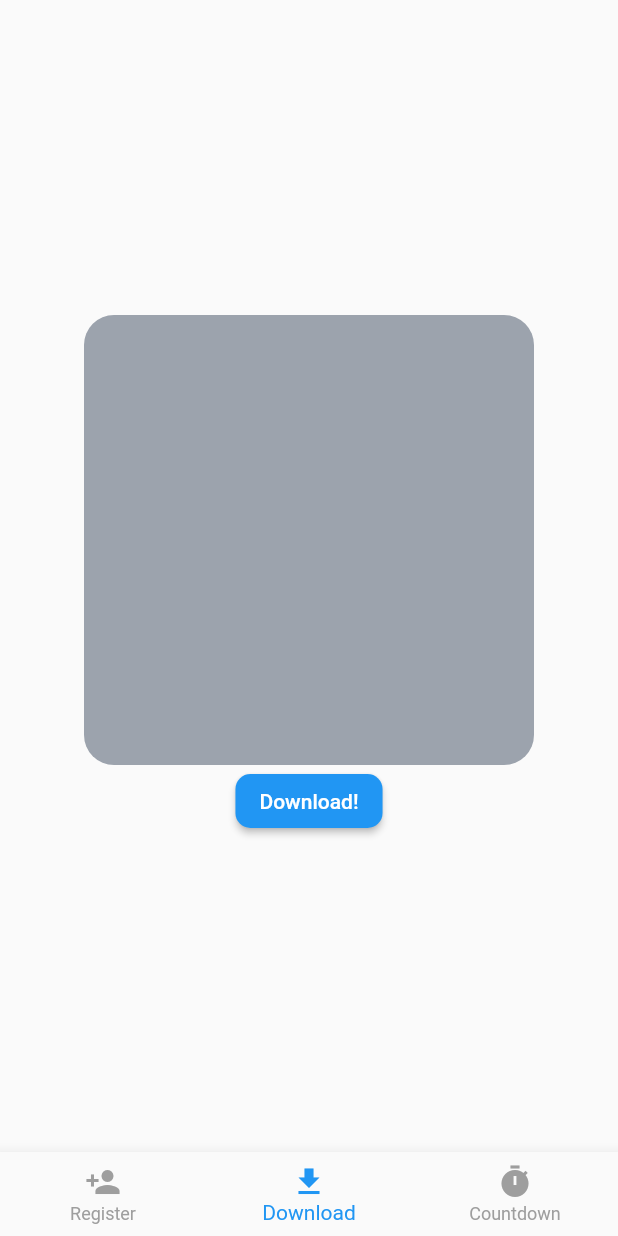
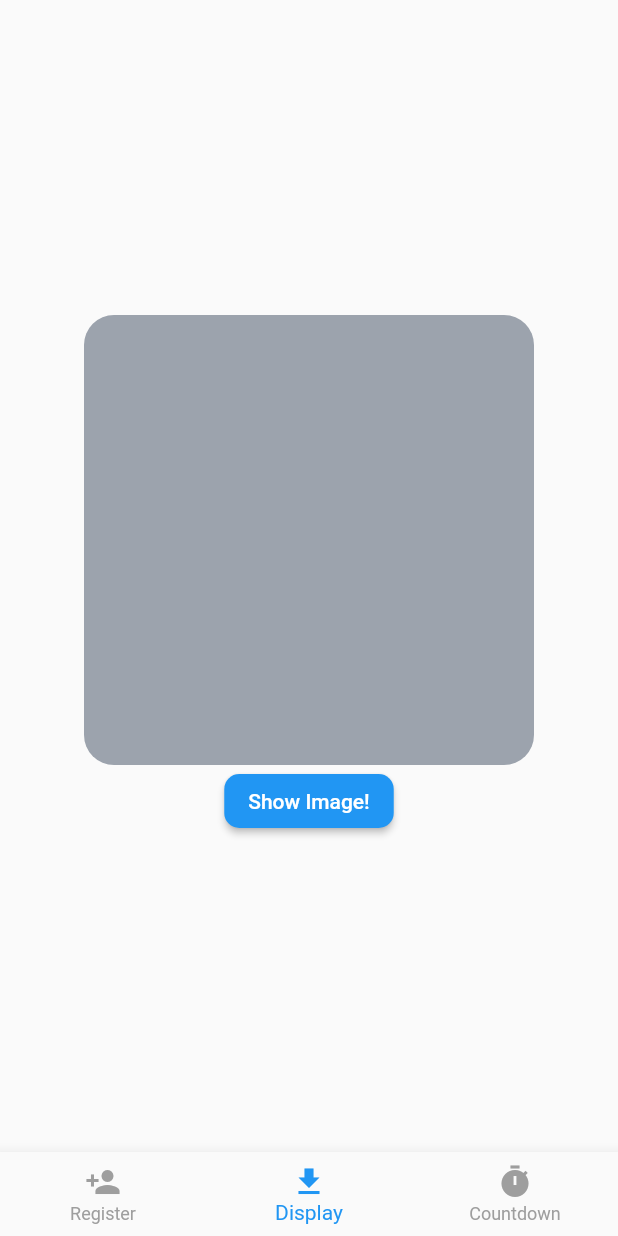
Before and after one commit to CPMoviePHil/register_bloc, a Flutter app: the screen it shows after launch, item 2 of the bottom bar chosen, on a phone screen of 412 x 824 dp. Run offline on Flutter 3.47's test engine with Material 2 defaults, Android fonts, the phone set to English and light mode, and no system bars; our stand-ins replace bloc, equatable, flutter_bloc.

Commit message:
reconstruct project

```diff
--- /dev/null
+++ b/lib/blocs/display/display_bloc.dart
@@ -0,0 +1,18 @@
+import 'dart:async';
+
+import 'package:bloc/bloc.dart';
+import 'package:meta/meta.dart';
+
+part 'display_event.dart';
+part 'display_state.dart';
+
+class DisplayBloc extends Bloc<DisplayEvent, DisplayState> {
+  DisplayBloc() : super(DisplayInitial());
+
+  @override
+  Stream<DisplayState> mapEventToState(
+    DisplayEvent event,
+  ) async* {
+    // TODO: implement mapEventToState
+  }
+}
--- /dev/null
+++ b/lib/blocs/display/display_event.dart
@@ -0,0 +1,4 @@
+part of 'display_bloc.dart';
+
+@immutable
+abstract class DisplayEvent {}
--- /dev/null
+++ b/lib/blocs/display/display_state.dart
@@ -0,0 +1,6 @@
+part of 'display_bloc.dart';
+
+@immutable
+abstract class DisplayState {}
+
+class DisplayInitial extends DisplayState {}
--- a/lib/blocs/download/download_bloc.dart
+++ /dev/null
@@ -1,21 +0,0 @@
-import 'dart:async';
-
-import 'package:equatable/equatable.dart';
-import 'package:bloc/bloc.dart';
-import 'package:meta/meta.dart';
-
-part 'download_event.dart';
-part 'download_state.dart';
-
-class DownloadBloc extends Bloc<DownloadEvent, DownloadState> {
-  DownloadBloc() : super(DownloadInitial());
-
-  @override
-  Stream<DownloadState> mapEventToState(
-    DownloadEvent event,
-  ) async* {
-    if (event is DownloadEventGet) {
-
-    }
-  }
-}
--- a/lib/blocs/download/download_event.dart
+++ /dev/null
@@ -1,12 +0,0 @@
-part of 'download_bloc.dart';
-
-@immutable
-abstract class DownloadEvent extends Equatable {
-  @override
-  // TODO: implement props
-  List<Object> get props => [];
-}
-
-class DownloadEventGet extends DownloadEvent {
-
-}
--- a/lib/screens/mainPage.dart
+++ b/lib/screens/mainPage.dart
@@ -1,5 +1,4 @@
 import 'package:flutter/material.dart';
-import 'package:register/screens/pages/Countdown.dart';
 import 'package:register/screens/pages/Pages.dart';
 import 'package:register/utils/screens/class/BarItem.dart';
 
@@ -17,7 +16,7 @@ class _NavigationState extends State<NavigationScreen>{
 
   final pageList = [
     Register(),
-    Download(),
+    Display(),
     Countdown(),
   ];
 
@@ -28,7 +27,7 @@ class _NavigationState extends State<NavigationScreen>{
     ),
     BarItem(
       icon: Icons.file_download,
-      itemText: "Download",
+      itemText: "Display",
     ),
     BarItem(
       icon: Icons.timer,
--- a/lib/screens/pages/Download.dart
+++ b/lib/screens/pages/Display.dart
@@ -1,15 +1,20 @@
 import 'package:flutter/cupertino.dart';
 import 'package:flutter/material.dart';
+import 'package:flutter_bloc/flutter_bloc.dart';
+import 'package:register/blocs/display/display_bloc.dart';
 import 'package:register/utils/screens/screensUtils.dart';
 
-class Download extends StatefulWidget {
-  Download({Key key}) : super(key: key);
-
+class Display extends StatelessWidget {
   @override
-  _DownloadState createState() => _DownloadState();
+  Widget build(BuildContext context) {
+    return BlocProvider(
+      create: (context) => DisplayBloc(),
+      child: DisplayPage(),
+    );
+  }
 }
 
-class _DownloadState extends State<Download> {
+class DisplayPage extends StatelessWidget {
   @override
   Widget build(BuildContext context) {
     return Container(
@@ -26,13 +31,7 @@ class _DownloadState extends State<Download> {
                   borderRadius: BorderRadius.all(Radius.circular(20.0)),
                 ),
               ),
-              AppElevatedButton(
-                buttonText: "Download!",
-                onPressed: () {
-
-                },
-                onLongPress: null,
-              ),
+              DisplayActions(),
             ],
           ),
         ),
@@ -40,3 +39,16 @@ class _DownloadState extends State<Download> {
     );
   }
 }
+
+class DisplayActions extends StatelessWidget{
+  @override
+  Widget build(BuildContext context) {
+    return AppElevatedButton(
+      buttonText: "Show Image!",
+      onPressed: () {
+
+      },
+      onLongPress: null,
+    );
+  }
+}
--- a/lib/screens/pages/Pages.dart
+++ b/lib/screens/pages/Pages.dart
@@ -1,2 +1,3 @@
-export 'Download.dart';
+export 'Display.dart';
+export 'Countdown.dart';
 export 'Register.dart';
```
Also changed, not shown: lib/blocs/download/download_state.dart (deleted, +0 -17 lines).
